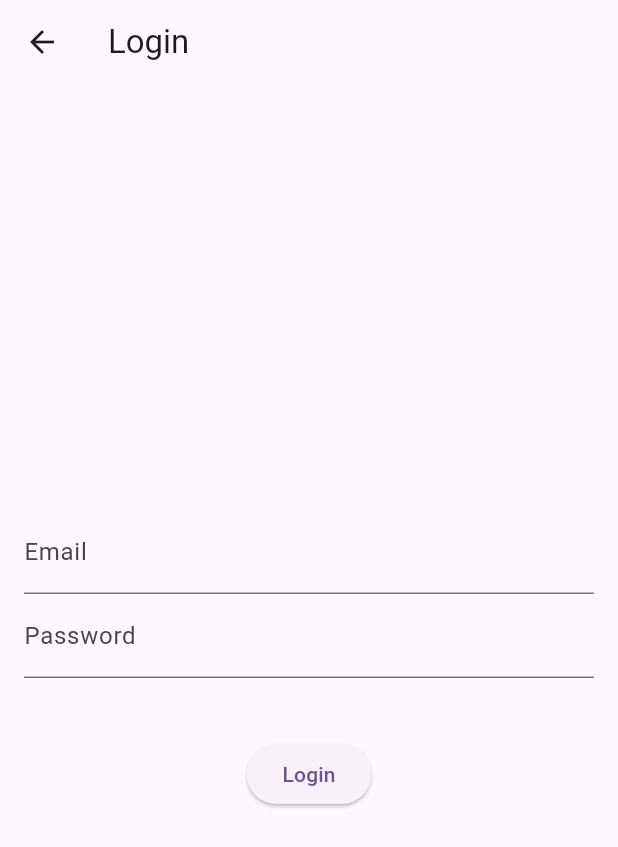
After one commit to ivanlelis/itsa_v3, a Flutter app: the screen it shows after launch, after a tap on "Login", on a phone screen of 412 x 824 dp. The commit adds this screen. Shown: the top 847 px of the screen. Run offline on Flutter 3.47's test engine with Material 3 defaults, Android fonts, the phone set to English and light mode, and no system bars; our stand-ins replace cloud_firestore, firebase_auth, firebase_core; accounts and stored records are empty; network calls fail; project files that could hold a hidden picture were left out.

Commit message:
home/login/signup/mainhome
skeleton

```diff
--- a/itsa_food_app/lib/home/home.dart
+++ b/itsa_food_app/lib/home/home.dart
@@ -1,6 +1,7 @@
 import 'package:flutter/material.dart';
 import 'package:itsa_food_app/services/firebase_service.dart';
 import 'package:itsa_food_app/sign_up/sign_up.dart';
+import 'package:itsa_food_app/login/login.dart';
 
 class HomePage extends StatefulWidget {
   const HomePage({super.key, required this.title});
@@ -22,6 +23,7 @@ class _HomePageState extends State<HomePage> {
   }
 
   Future<void> _checkFirebaseConnection() async {
+    try {
       if (firebaseService.isInitialized) {
         setState(() {
           _connectionStatus = "Firebase connected successfully!";
@@ -29,6 +31,12 @@ class _HomePageState extends State<HomePage> {
       } else {
         setState(() {
           _connectionStatus = "Failed to connect to Firebase.";
+        });
+      }
+    } catch (e) {
+      print('Error checking Firebase connection: $e');
+      setState(() {
+        _connectionStatus = "Error checking connection.";
       });
     }
   }
@@ -68,6 +76,18 @@ class _HomePageState extends State<HomePage> {
               },
               child: const Text('Sign Up'),
             ),
+            const SizedBox(height: 20), // Add some space between buttons
+            ElevatedButton(
+              onPressed: () {
+                Navigator.push(
+                  context,
+                  MaterialPageRoute(
+                      builder: (context) =>
+                          const LoginPage()), // Update to your LoginPage
+                );
+              },
+              child: const Text('Login'),
+            ),
           ],
         ),
       ),
--- /dev/null
+++ b/itsa_food_app/lib/login/login.dart
@@ -0,0 +1,121 @@
+import 'package:flutter/material.dart';
+import 'package:firebase_auth/firebase_auth.dart';
+import 'package:itsa_food_app/services/firebase_service.dart';
+import 'package:itsa_food_app/main_home/main_home.dart';
+
+class LoginPage extends StatefulWidget {
+  const LoginPage({super.key});
+
+  @override
+  State<LoginPage> createState() => _LoginPageState();
+}
+
+class _LoginPageState extends State<LoginPage> {
+  final FirebaseAuth _auth = FirebaseAuth.instance; // Firebase Auth instance
+  final FirebaseService firebaseService = FirebaseService();
+
+  final _emailController = TextEditingController();
+  final _passwordController = TextEditingController();
+
+  String? _errorMessage;
+  bool _isLoading = false;
+
+  void _login() async {
+    setState(() {
+      _isLoading = true;
+      _errorMessage = null; // Reset error message
+    });
+
+    String email = _emailController.text.trim();
+    String password = _passwordController.text.trim();
+
+    // Input validation
+    if (email.isEmpty || password.isEmpty) {
+      setState(() {
+        _errorMessage = "Please fill in all fields.";
+        _isLoading = false;
+      });
+      return;
+    }
+
+    try {
+      // Sign in the user
+      UserCredential userCredential = await _auth.signInWithEmailAndPassword(
+        email: email,
+        password: password,
+      );
+
+      // Check if the user's email is verified
+      if (!userCredential.user!.emailVerified) {
+        setState(() {
+          _errorMessage = "Please verify your email before logging in.";
+          _isLoading = false;
+        });
+        return;
+      }
+
+      // Navigate to main_home.dart upon successful login
+      Navigator.pushReplacement(
+        context,
+        MaterialPageRoute(
+            builder: (context) =>
+                const MainHome()), // Adjust the class name as needed
+      );
+    } on FirebaseAuthException catch (e) {
+      setState(() {
+        _errorMessage = e.message; // Display error message
+        _isLoading = false;
+      });
+    } catch (e) {
+      setState(() {
+        _errorMessage = "An unexpected error occurred.";
+        _isLoading = false;
+      });
+    }
+  }
+
+  @override
+  Widget build(BuildContext context) {
+    return Scaffold(
+      appBar: AppBar(
+        title: const Text("Login"),
+      ),
+      body: Padding(
+        padding: const EdgeInsets.all(16.0),
+        child: Center(
+          child: Column(
+            mainAxisAlignment: MainAxisAlignment.center,
+            children: [
+              TextField(
+                controller: _emailController,
+                decoration: const InputDecoration(
+                  labelText: "Email",
+                ),
+              ),
+              TextField(
+                controller: _passwordController,
+                decoration: const InputDecoration(
+                  labelText: "Password",
+                ),
+                obscureText: true,
+              ),
+              const SizedBox(height: 20),
+              if (_errorMessage != null)
+                Text(
+                  _errorMessage!,
+                  style: const TextStyle(color: Colors.red),
+                ),
+              const SizedBox(height: 20),
+              ElevatedButton(
+                onPressed: _isLoading ? null : _login,
+                child: _isLoading
+                    ? const CircularProgressIndicator()
+                    : const Text("Login"),
+              ),
+            ],
+          ),
+        ),
+      ),
+    );
+  }
+}
--- a/itsa_food_app/lib/main.dart
+++ b/itsa_food_app/lib/main.dart
@@ -7,10 +7,14 @@ void main() async {
 
   // Initialize FirebaseService
   final firebaseService = FirebaseService();
+
   try {
     await firebaseService.initializeFirebase();
+    print("Firebase initialized successfully");
   } catch (e) {
-    print(e); // You can handle this more gracefully in a production app
+    print("Error initializing Firebase: $e");
+    // You can choose to return or exit the app if Firebase fails to initialize
+    return;
   }
 
   runApp(const MyApp());
@@ -27,8 +31,7 @@ class MyApp extends StatelessWidget {
         colorScheme: ColorScheme.fromSeed(seedColor: Colors.deepPurple),
         useMaterial3: true,
       ),
-      home: const HomePage(
-          title: 'Firebase Connection Status'), // Update to HomePage
+      home: const HomePage(title: 'Firebase Connection Status'),
     );
   }
 }
--- a/itsa_food_app/lib/services/firebase_service.dart
+++ b/itsa_food_app/lib/services/firebase_service.dart
@@ -1,9 +1,14 @@
 import 'package:firebase_core/firebase_core.dart';
+import 'package:cloud_firestore/cloud_firestore.dart';
+import 'package:firebase_auth/firebase_auth.dart';
 import 'package:itsa_food_app/firebase_options.dart';
 
 class FirebaseService {
   static final FirebaseService _instance = FirebaseService._internal();
   static bool _isInitialized = false;
+
+  late final FirebaseAuth _auth;
+  late final FirebaseFirestore _firestore;
 
   FirebaseService._internal();
 
@@ -18,12 +23,48 @@ class FirebaseService {
 
     try {
       await Firebase.initializeApp(
-          options: DefaultFirebaseOptions.currentPlatform);
+        options: DefaultFirebaseOptions.currentPlatform,
+      );
+      _auth = FirebaseAuth.instance;
+      _firestore = FirebaseFirestore.instance;
       _isInitialized = true;
+      print("Firebase initialized");
     } catch (e) {
+      print("Error initializing Firebase: $e");
       throw Exception("Failed to connect to Firebase: $e");
     }
   }
 
   bool get isInitialized => _isInitialized;
+
+  Future<void> signUpWithEmail(String firstName, String lastName, String email,
+      String mobileNumber, String password) async {
+    if (!_isInitialized) {
+      throw Exception("Firebase is not initialized.");
+    }
+
+    try {
+      UserCredential userCredential =
+          await _auth.createUserWithEmailAndPassword(
+        email: email,
+        password: password,
+      );
+
+      String userName = '${firstName.trim()} ${lastName.trim()}';
+
+      await _firestore.collection('users').doc(userName).set({
+        'userName': userName,
+        'firstName': firstName,
+        'lastName': lastName,
+        'emailAddress': email,
+        'mobileNumber': mobileNumber,
+      });
+
+      await userCredential.user?.sendEmailVerification();
+    } on FirebaseAuthException catch (e) {
+      throw Exception(e.message);
+    } catch (e) {
+      throw Exception('Failed to sign up: $e');
+    }
+  }
 }
```
Also changed, not shown: itsa_food_app/lib/main_home/main_home.dart (added, +45 -0 lines), itsa_food_app/lib/sign_up/sign_up.dart (+58 -64 lines). Lines whose indentation alone changed are shown as unchanged.
